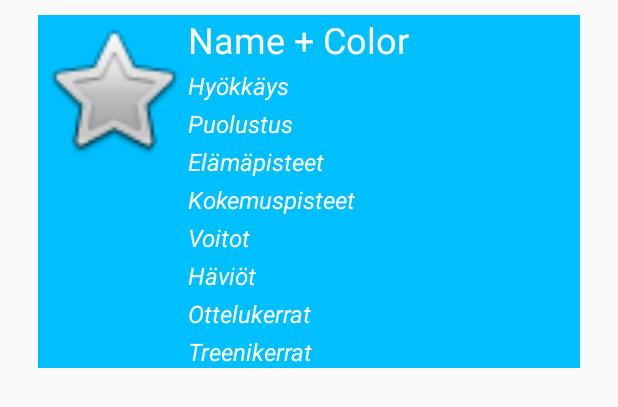
After one commit to antti-kuru/LutemonFighter, an Android app: the layout statistics_view.xml on its own in the app's theme, with its tools: preview values and no code run, on a phone screen of 412 x 824 dp. The commit adds this screen. Shown: the top 407 px of the screen. Run offline under Robolectric (Android 15) with nearby library versions, the phone set to English and light mode, and no system bars.

Commit message:
Stats not working but they will

```diff
--- a/app/src/main/java/com/example/lutemonfighter/Storage.java
+++ b/app/src/main/java/com/example/lutemonfighter/Storage.java
@@ -56,7 +56,7 @@ public class Storage {
     public ArrayList<Lutemon> getLutemons() {
         return lutemons;
     }
-// getLutemon
+    // getLutemon
     // listLutemons
 
     public void listLutemons(){
--- a/app/src/main/res/layout/activity_main.xml
+++ b/app/src/main/res/layout/activity_main.xml
@@ -75,6 +75,7 @@
             android:layout_height="wrap_content"
             android:layout_marginTop="90dp"
             android:background="@drawable/blue_rounded_buttons"
+            android:onClick="SwitchToViewStatistics"
             android:text="Tarkastele tilastoja"
             android:textColor="@android:color/white"
             android:textSize="14sp"
--- /dev/null
+++ b/app/src/main/res/layout/statistics_view.xml
@@ -0,0 +1,115 @@
+<?xml version="1.0" encoding="utf-8"?>
+<androidx.appcompat.widget.LinearLayoutCompat xmlns:android="http://schemas.android.com/apk/res/android"
+    xmlns:app="http://schemas.android.com/apk/res-auto"
+    android:layout_width="match_parent"
+    android:layout_height="wrap_content"
+    android:layout_marginLeft="25dp"
+    android:layout_marginTop="10dp"
+    android:layout_marginRight="25dp"
+    android:background="#00BFFF"
+    android:orientation="horizontal">
+
+
+    <ImageView
+        android:id="@+id/imageDefaultIcon"
+        android:layout_width="100dp"
+        android:layout_height="100dp"
+        app:srcCompat="@android:drawable/btn_star" />
+
+    <LinearLayout
+        android:id="@+id/statsLayout"
+        android:layout_width="match_parent"
+        android:layout_height="wrap_content"
+        android:orientation="vertical"
+        android:gravity="center">
+
+        <TextView
+            android:id="@+id/statsNameAndColor"
+            android:layout_width="match_parent"
+            android:layout_height="wrap_content"
+            android:text="Name + Color"
+            android:textColor="@android:color/white"
+            android:textSize="24sp" />
+
+        <TextView
+            android:id="@+id/statsAttack"
+            android:layout_width="match_parent"
+            android:layout_height="wrap_content"
+            android:layout_marginTop="3dp"
+            android:text="Hyökkäys"
+            android:textColor="@android:color/white"
+            android:textSize="16sp"
+            android:textStyle="italic" />
+
+        <TextView
+            android:id="@+id/statsDefense"
+            android:layout_width="match_parent"
+            android:layout_height="wrap_content"
+            android:layout_marginTop="3dp"
+            android:text="Puolustus"
+            android:textColor="@android:color/white"
+            android:textSize="16sp"
+            android:textStyle="italic" />
+
+        <TextView
+            android:id="@+id/statsHealthPoints"
+            android:layout_width="match_parent"
+            android:layout_height="wrap_content"
+            android:layout_marginTop="3dp"
+            android:text="Elämäpisteet"
+            android:textSize="16sp"
+            android:textColor="@android:color/white"
+            android:textStyle="italic"/>
+
+        <TextView
+            android:id="@+id/statsExperiencePoints"
+            android:layout_width="match_parent"
+            android:layout_height="wrap_content"
+            android:layout_marginTop="3dp"
+            android:text="Kokemuspisteet"
+            android:textColor="@android:color/white"
+            android:textSize="16sp"
+            android:textStyle="italic" />
+
+        <TextView
+            android:id="@+id/statsBattlesWon"
+            android:layout_width="match_parent"
+            android:layout_height="wrap_content"
+            android:layout_marginTop="3dp"
+            android:text="Voitot"
+            android:textColor="@android:color/white"
+            android:textSize="16sp"
+            android:textStyle="italic" />
+
+        <TextView
+            android:id="@+id/statsBattlesLost"
+            android:layout_width="match_parent"
+            android:layout_height="wrap_content"
+            android:layout_marginTop="3dp"
+            android:text="Häviöt"
+            android:textColor="@android:color/white"
+            android:textSize="16sp"
+            android:textStyle="italic" />
+
+        <TextView
+            android:id="@+id/statsBattlingSessions"
+            android:layout_width="match_parent"
+            android:layout_height="wrap_content"
+            android:layout_marginTop="3dp"
+            android:text="Ottelukerrat"
+            android:textColor="@android:color/white"
+            android:textSize="16sp"
+            android:textStyle="italic" />
+
+        <TextView
+            android:id="@+id/statsTrainingSessions"
+            android:layout_width="match_parent"
+            android:layout_height="wrap_content"
+            android:layout_marginTop="3dp"
+            android:text="Treenikerrat"
+            android:textColor="@android:color/white"
+            android:textSize="16sp"
+            android:textStyle="italic" />
+
+    </LinearLayout>
+</androidx.appcompat.widget.LinearLayoutCompat>
```
Also changed, not shown: app/src/main/java/com/example/lutemonfighter/MainActivity.java (+11 -6 lines), app/src/main/java/com/example/lutemonfighter/StatisticsActivity.java (added, +34 -0 lines), app/src/main/java/com/example/lutemonfighter/StatisticsListAdapter.java (added, +47 -0 lines), app/src/main/java/com/example/lutemonfighter/StatisticsViewHolder.java (added, +30 -0 lines), app/src/main/res/layout/activity_list_statistics.xml (added, +74 -0 lines).
